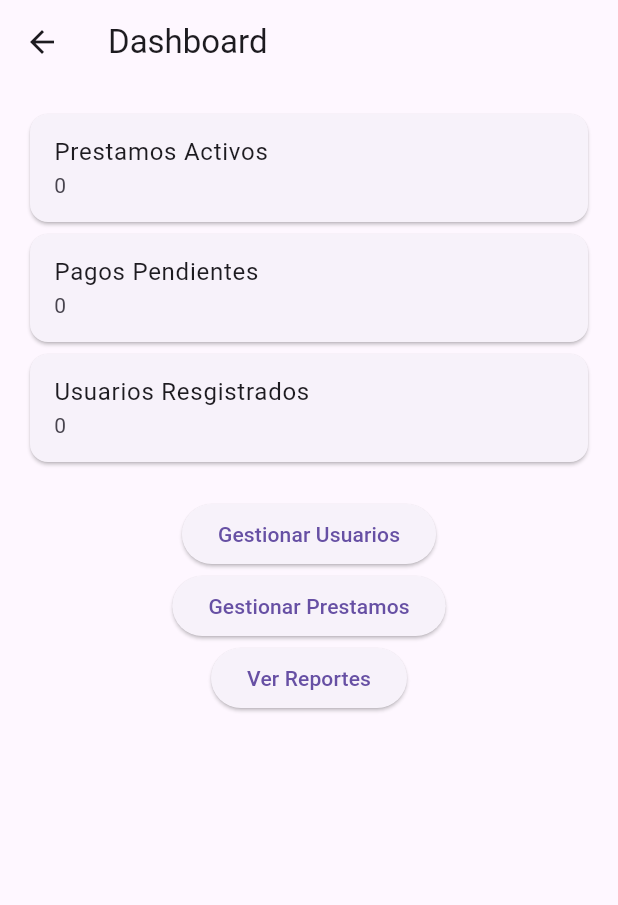
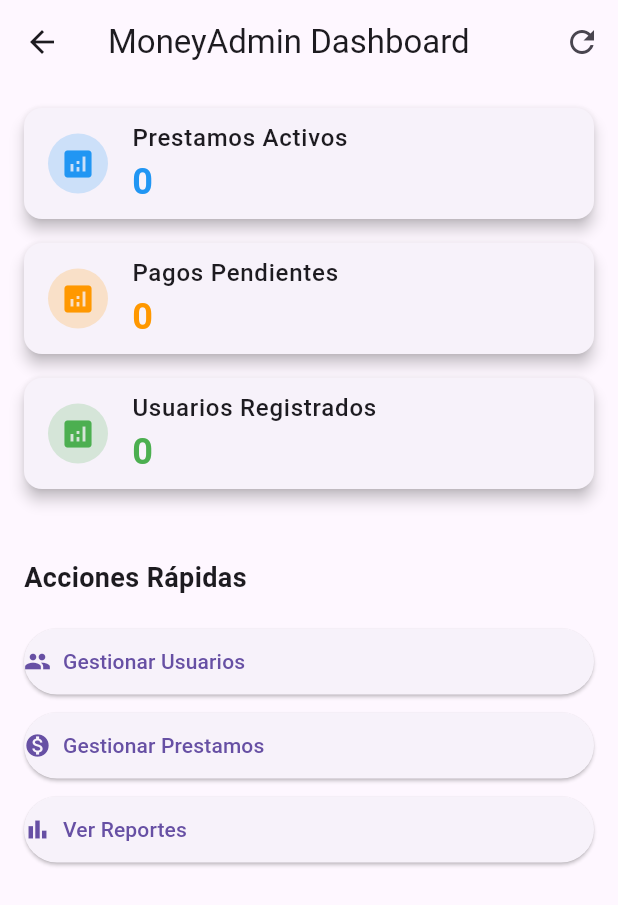
Before and after one commit to ChaloBuitrago/money_admin_new, a Flutter app: the DashboardScreen screen opened by its route, on a phone screen of 412 x 824 dp. Shown: the top 905 px of the screen. Run offline on Flutter 3.47's test engine with Material 3 defaults, Android fonts, the phone set to English and light mode, and no system bars; our stand-ins replace permission_handler, sqflite; missing offline and left inert: flutter_sms; accounts and stored records are empty.

Commit message:
feat: sincronización de métricas en tiempo real en el Dashboard - Se corrigió la asignación de variables en _cargarDatos. - Unificación de llamadas a DatabaseHelper para evitar inconsistencias. - Implementación de refresco automático al volver de otras pantallas mediante .then().

```diff
--- a/lib/screens/dashboard_screen.dart
+++ b/lib/screens/dashboard_screen.dart
@@ -1,58 +1,126 @@
 import 'package:flutter/material.dart';
+import '../services/database_helper.dart';
 
-class DashboardScreen extends StatelessWidget {
+class DashboardScreen extends StatefulWidget {
   const DashboardScreen({super.key});
+
+  @override
+  State<DashboardScreen> createState() => _DashboardScreenState();
+}
+
+class _DashboardScreenState extends State<DashboardScreen> {
+  // Variables para guardar los números de la BD
+  int _prestamosActivos = 0;
+  int _pagosPendientes = 0;
+  int _usuariosRegistrados = 0;
+  bool _isLoading = true;
+
+  @override
+  void initState() {
+    super.initState();
+    _cargarDatos(); // Cargamos los datos apenas se abre la pantalla
+  }
+
+  // Función principal para obtener los datos
+  // En dashboard_screen.dart (dentro de _DashboardScreenState)
+
+  Future<void> _cargarDatos() async {
+    if (!mounted) return;
+
+    setState(() => _isLoading = true);
+
+    try {
+      // 1. Obtenemos los valores directamente de la BD
+      final int cantUsuarios = await DatabaseHelper.instance.getUsersCount();
+      final int cantPrestamos = await DatabaseHelper.instance.getActiveLoansCount();
+      final int cantPendientes = await DatabaseHelper.instance.getPendingPaymentsCount();
+
+      // LOG DE SEGURIDAD (Para verificar que aquí no sea 0)
+      debugPrint("VALOR REAL RECUPERADO: $cantUsuarios");
+
+      if (mounted) {
+        setState(() {
+          // 2. ASIGNACIÓN CRÍTICA:
+          // Asegúrate de que los nombres a la izquierda sean tus variables de clase
+          _usuariosRegistrados = cantUsuarios;
+          _prestamosActivos = cantPrestamos;
+          _pagosPendientes = cantPendientes;
+
+          _isLoading = false;
+        });
+      }
+    } catch (e) {
+      debugPrint("Error cargando dashboard: $e");
+      if (mounted) setState(() => _isLoading = false);
+    }
+  }
 
   @override
   Widget build(BuildContext context) {
     return Scaffold(
-      appBar: AppBar(title: Text("Dashboard")),
-      body: Padding(
-        padding: const EdgeInsets.all(16.0),
-        child: Column(
-          children: [
-            //Métricas rápidas (placeholder por ahora
-            Card (
-              child: ListTile(
-                title: const Text("Prestamos Activos"),
-                subtitle: const Text("0"),  //Luego se conecta con BD
-              ),
-            ),
-            Card (child: ListTile(
-              title: const Text("Pagos Pendientes"),
-              subtitle: const Text("0"),  //Luego se conecta con BD)
-              ),
-            ),
-            Card (
-              child: ListTile(
-                title: const Text("Usuarios Resgistrados"),
-                subtitle: const Text("0"),
-              ),
-            ),
-            const SizedBox(height: 20),
+      appBar: AppBar(
+        title: const Text("MoneyAdmin Dashboard"),
+        actions: [
+          IconButton(
+            icon: const Icon(Icons.refresh),
+            onPressed: _cargarDatos, // Botón para refrescar manualmente
+          )
+        ],
+      ),
+      body: _isLoading
+          ? const Center(child: CircularProgressIndicator()) // Spinner mientras carga
+          : RefreshIndicator(
+        onRefresh: _cargarDatos, // Deslizar hacia abajo para actualizar
+        child: SingleChildScrollView(
+          padding: const EdgeInsets.all(16.0),
+          child: Column(
+            crossAxisAlignment: CrossAxisAlignment.stretch,
+            children: [
+              _buildMetricCard("Prestamos Activos", _prestamosActivos.toString(), Colors.blue),
+              _buildMetricCard("Pagos Pendientes", _pagosPendientes.toString(), Colors.orange),
+              _buildMetricCard("Usuarios Registrados", "$_usuariosRegistrados", Colors.green),
 
-            //Botones de Navegación
-            ElevatedButton(
-                onPressed: () {
-                  Navigator.pushNamed(context, '/users');
-                },
-                child: const Text("Gestionar Usuarios"),
-            ),
-            ElevatedButton(
-                onPressed: () {
-                  Navigator.pushNamed(context, "/loans");
-                },
-                child: const Text("Gestionar Prestamos"),
-            ),
-            ElevatedButton(
-                onPressed: () {
-                  Navigator.pushNamed(context, "/reports");
-                },
-                child: const Text("Ver Reportes"),
-            ),
-          ],
+              const SizedBox(height: 30),
+              const Text("Acciones Rápidas", style: TextStyle(fontSize: 18, fontWeight: FontWeight.bold)),
+              const SizedBox(height: 15),
+
+              _buildNavButton(context, "Gestionar Usuarios", Icons.people, '/users'),
+              _buildNavButton(context, "Gestionar Prestamos", Icons.monetization_on, '/loans'),
+              _buildNavButton(context, "Ver Reportes", Icons.bar_chart, '/reports'),
+            ],
+          ),
         ),
       ),
     );
   }
+
+  // --- WIDGETS AUXILIARES PARA LIMPIEZA DEL CÓDIGO ---
+
+  Widget _buildMetricCard(String title, String value, Color color) {
+    return Card(
+      elevation: 4,
+      margin: const EdgeInsets.only(bottom: 16),
+      child: ListTile(
+        leading: CircleAvatar(backgroundColor: color.withOpacity(0.2), child: Icon(Icons.analytics, color: color)),
+        title: Text(title, style: const TextStyle(fontWeight: FontWeight.w500)),
+        subtitle: Text(value, style: TextStyle(fontSize: 24, fontWeight: FontWeight.bold, color: color)),
+      ),
+    );
+  }
+
+  Widget _buildNavButton(BuildContext context, String text, IconData icon, String route) {
+    return Padding(
+      padding: const EdgeInsets.symmetric(vertical: 4),
+      child: ElevatedButton.icon(
+        style: ElevatedButton.styleFrom(
+          padding: const EdgeInsets.symmetric(vertical: 12),
+          alignment: Alignment.centerLeft,
+        ),
+        onPressed: () => Navigator.pushNamed(context, route).then((_) => _cargarDatos()),
+        // El .then((_) => _cargarDatos()) hace que al volver de la otra pantalla, el dashboard se actualice solo
+        icon: Icon(icon),
+        label: Text(text),
+      ),
+    );
+  }
 }
```
Also changed, not shown: lib/screens/user_management_screen.dart (+43 -11 lines), lib/services/database_helper.dart (+29 -1 lines).
